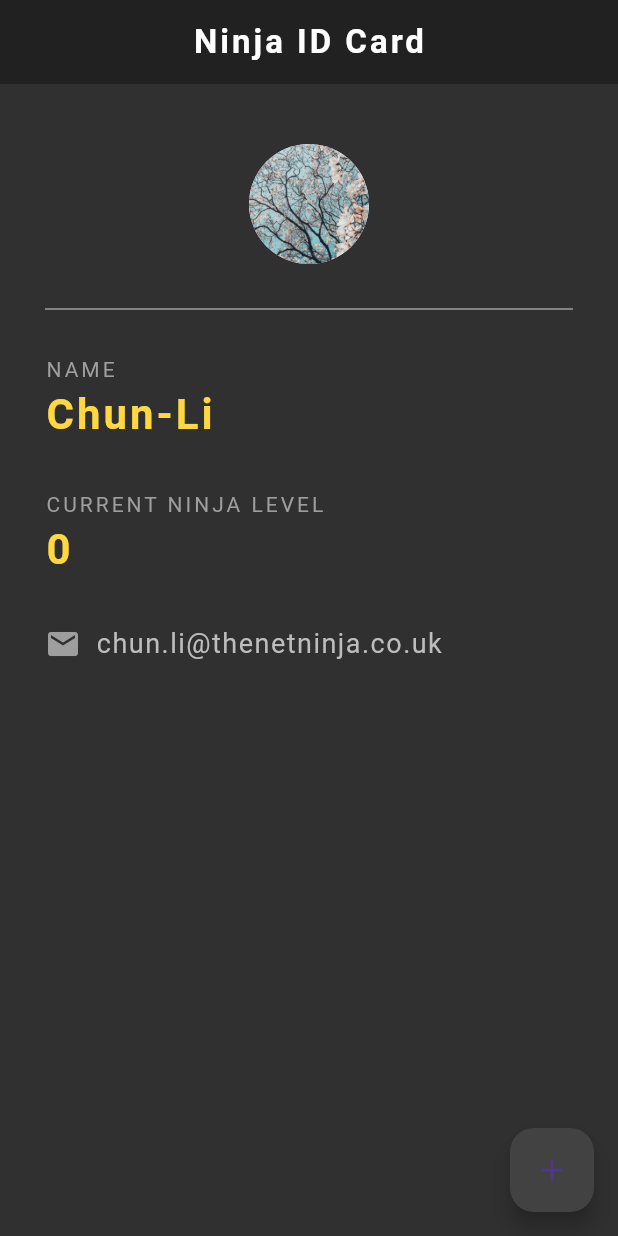
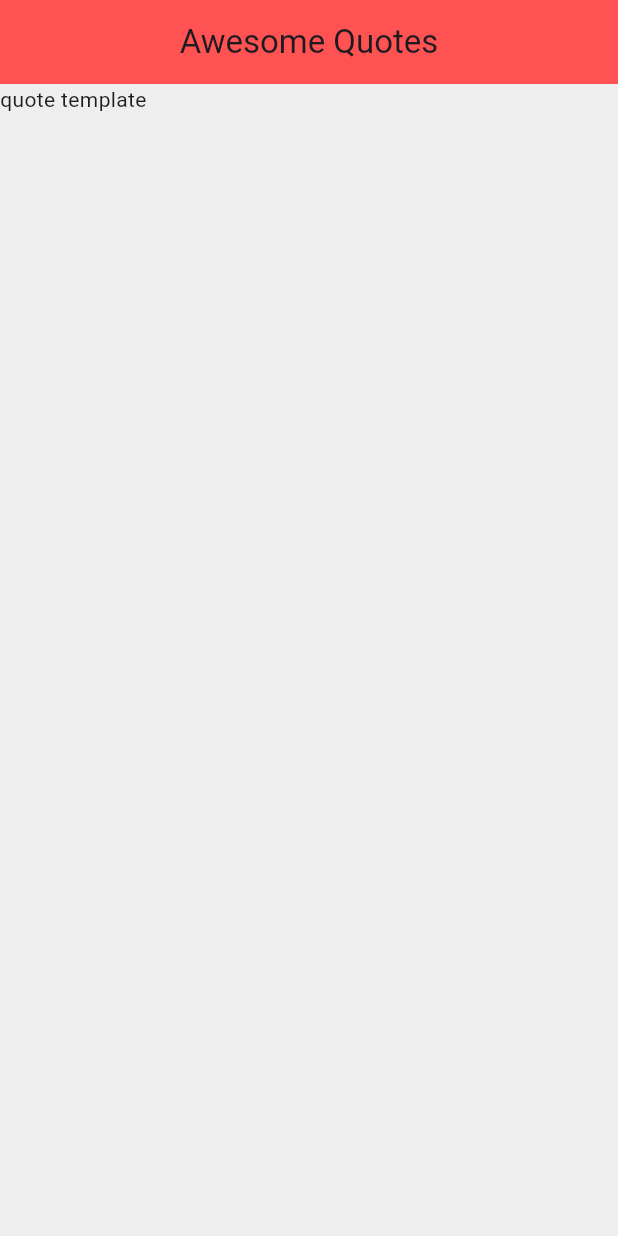
Before and after one commit to roroiii/Learning-flutter-Project, a Flutter app: the screen it shows after launch, on a phone screen of 412 x 824 dp. Run offline on Flutter 3.47's test engine with Material 3 defaults, Android fonts, the phone set to English and light mode, and no system bars.

Commit message:
init lists of data

```diff
--- a/lib/main.dart
+++ b/lib/main.dart
@@ -1,107 +1,30 @@
 import 'package:flutter/material.dart';
 
 void main() => runApp(MaterialApp(
-      home: NinjaCard(),
+      home: QuoteList(),
     ));
 
-class NinjaCard extends StatefulWidget {
+class QuoteList extends StatefulWidget {
+  const QuoteList({super.key});
+
   @override
-  State<NinjaCard> createState() => _NinjaCardState();
+  State<QuoteList> createState() => _QuoteListState();
 }
 
-class _NinjaCardState extends State<NinjaCard> {
-  int ninjaLevel = 0;
-
+class _QuoteListState extends State<QuoteList> {
   @override
   Widget build(BuildContext context) {
     return Scaffold(
-      backgroundColor: Colors.grey[850],
+      backgroundColor: Colors.grey[200],
       appBar: AppBar(
-        title: const Text(
-          "Ninja ID Card",
-          style: TextStyle(
-            color: Colors.white,
-            fontWeight: FontWeight.bold,
-            letterSpacing: 2.0,
-          ),
-        ),
-        backgroundColor: Colors.grey[900],
-        centerTitle: true,
+          title: Text('Awesome Quotes'),
+          centerTitle: true,
+          backgroundColor: Colors.redAccent),
+      body: const Column(
+        children: [
+          Text('quote template'),
+        ],
       ),
-      floatingActionButton: FloatingActionButton(
-        onPressed: () {
-          setState(() {
-            ninjaLevel += 1;
-          });
-        },
-        backgroundColor: Colors.grey[800],
-        child: const Icon(Icons.add),
-      ),
-      body: Padding(
-          padding: const EdgeInsets.fromLTRB(30.0, 40.0, 30.0, 0.0),
-          child: Column(
-            crossAxisAlignment: CrossAxisAlignment.start,
-            children: <Widget>[
-              const Center(
-                child: CircleAvatar(
-                  backgroundImage: AssetImage('assets/thumb.png'),
-                  radius: 40.0,
-                ),
-              ),
-              const Divider(
-                height: 60.0,
-                color: Colors.grey,
-              ),
-              const Text(
-                'NAME',
-                style: TextStyle(
-                  color: Colors.grey,
-                  letterSpacing: 2.0,
-                ),
-              ),
-              const Text(
-                'Chun-Li',
-                style: TextStyle(
-                    color: Colors.amberAccent,
-                    letterSpacing: 2.0,
-                    fontSize: 28.0,
-                    fontWeight: FontWeight.bold),
-              ),
-              const SizedBox(height: 30.0),
-              const Text(
-                'CURRENT NINJA LEVEL',
-                style: TextStyle(
-                  color: Colors.grey,
-                  letterSpacing: 2.0,
-                ),
-              ),
-              Text(
-                '$ninjaLevel',
-                style: const TextStyle(
-                    color: Colors.amberAccent,
-                    letterSpacing: 2.0,
-                    fontSize: 28.0,
-                    fontWeight: FontWeight.bold),
-              ),
-              const SizedBox(height: 30.0),
-              const Row(
-                children: <Widget>[
-                  Icon(
-                    Icons.email,
-                    color: Colors.grey,
-                  ),
-                  SizedBox(width: 10.0),
-                  Text(
-                    "chun.li@thenetninja.co.uk",
-                    style: TextStyle(
-                        color: Color.fromRGBO(189, 189, 189, 1),
-                        fontSize: 18.0,
-                        letterSpacing: 1.0),
-                  ),
-                ],
-              ),
-            ],
-          )),
     );
   }
 }
--- a/pubspec.yaml
+++ b/pubspec.yaml
@@ -58,7 +58,7 @@ flutter:
 
   # To add assets to your application, add an assets section, like this:
   assets:
-    - assets/thumb.png
+    # - assets/thumb.png
 
   # An image asset can refer to one or more resolution-specific "variants", see
   # https://flutter.dev/assets-and-images/#resolution-aware
```
Also changed, not shown: assets/thumb.png (deleted).
